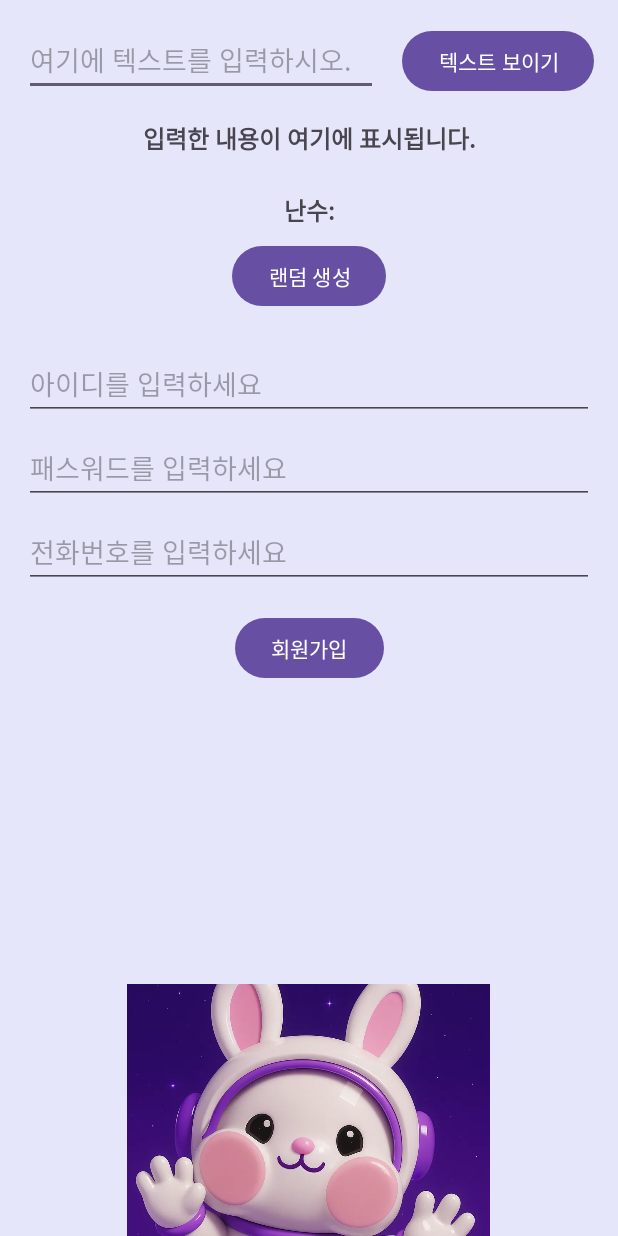
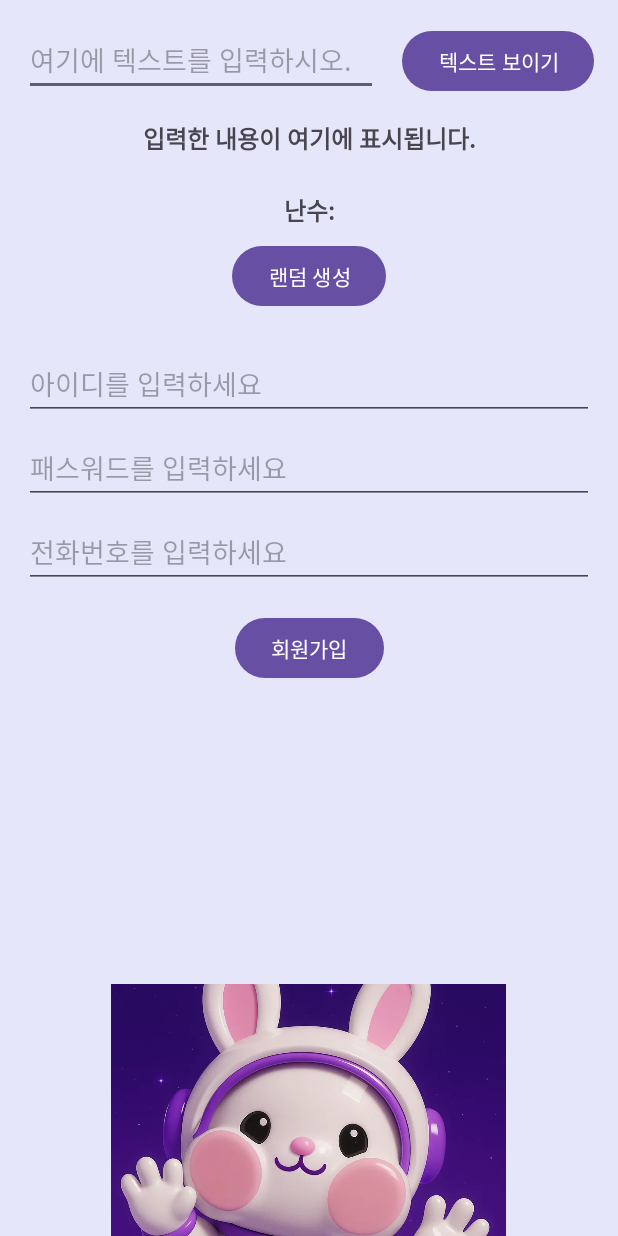
Before and after one commit to HSH-11/MobileProgramming, an Android app: the screen it shows after launch (MainActivity), on a phone screen of 412 x 824 dp. Run offline under Robolectric (Android 15) with nearby library versions, the phone set to English and light mode, and no system bars.

Commit message:
ImageView ScaleType

```diff
--- a/app/src/main/res/layout/activity_main.xml
+++ b/app/src/main/res/layout/activity_main.xml
@@ -148,8 +148,8 @@
 
     <ImageView
         android:id="@+id/imageView"
-        android:layout_width="250dp"
-        android:layout_height="180dp"
+        android:layout_width="271dp"
+        android:layout_height="178dp"
         android:layout_marginTop="656dp"
         android:elevation="6dp"
         android:padding="4dp"
@@ -163,10 +163,22 @@
     <Button
         android:layout_width="wrap_content"
         android:layout_height="wrap_content"
-        android:layout_marginTop="860dp"
+        android:layout_marginTop="852dp"
+        android:onClick="changeScaleType"
+        android:text="Scale Type 변경"
+        app:layout_constraintEnd_toEndOf="parent"
+        app:layout_constraintHorizontal_bias="0.265"
+        app:layout_constraintStart_toStartOf="parent"
+        app:layout_constraintTop_toTopOf="parent" />
+
+    <Button
+        android:layout_width="wrap_content"
+        android:layout_height="wrap_content"
+        android:layout_marginTop="852dp"
         android:onClick="changeAlpha"
         android:text="Alpha 변경"
         app:layout_constraintEnd_toEndOf="parent"
+        app:layout_constraintHorizontal_bias="0.763"
         app:layout_constraintStart_toStartOf="parent"
         app:layout_constraintTop_toTopOf="parent" />
 
```
Also changed, not shown: app/src/main/java/com/example/hello/MainActivity.java (+15 -0 lines).
